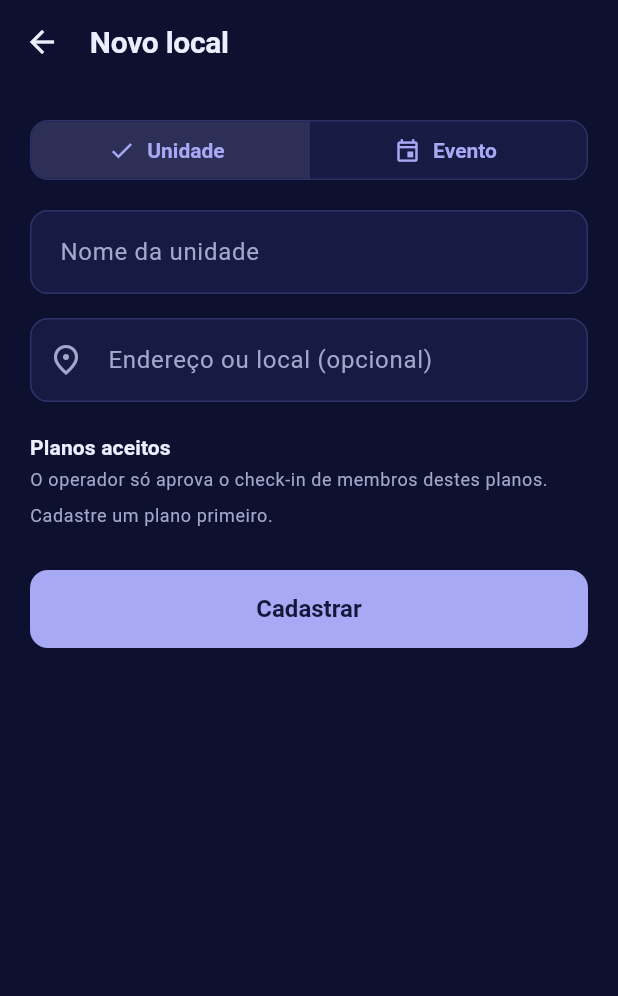
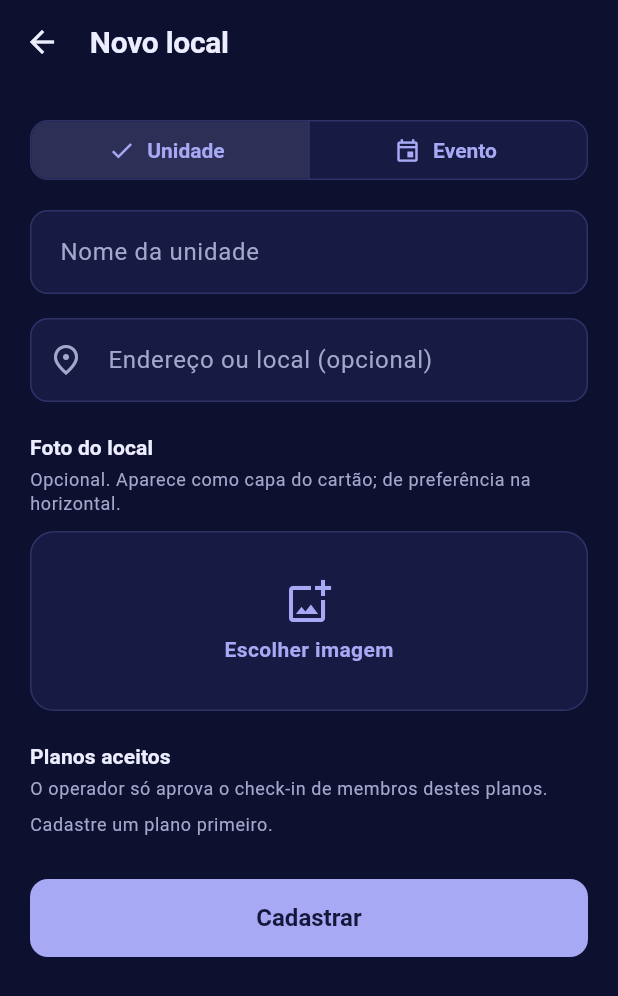
Before and after one commit to CaminiJulia/HADS_JuliaVeiga_MembroPass, a Flutter app: the TelaFormularioUnidade screen opened directly with empty values, on a phone screen of 412 x 824 dp. Shown: the top 996 px of the screen. Run offline on Flutter 3.47's test engine with Material 3 defaults, Android fonts, the phone set to English and light mode, and no system bars; our stand-ins replace flutter_colorpicker, flutter_svg, image_picker.

Commit message:
feat: imagem de capa nas unidades e eventos
- Colunas imagem e imagem_tipo em unidade_evento (PNG ou JPEG, até 512 KB)
- API: imagem ao criar e editar (ausente mantém, null remove)
- App: "Foto do local" / "Banner do evento" no formulário, com prévia e
  botões de trocar e remover; na lista, a imagem vira a capa do cartão

Co-Authored-By: Claude Opus 5.5 <noreply@anthropic.com>

```diff
--- a/app/lib/features/unidades/domain/unidade_evento.dart
+++ b/app/lib/features/unidades/domain/unidade_evento.dart
@@ -1,3 +1,6 @@
+import 'dart:convert';
+import 'dart:typed_data';
+
 import '../../../core/formatacao/datas.dart';
 
 enum TipoLocal { unidade, evento }
@@ -15,6 +18,8 @@ class UnidadeEvento {
     this.localizacao,
     this.dataInicio,
     this.dataFim,
+    this.imagem,
+    this.imagemTipo,
   });
 
   factory UnidadeEvento.deJson(Map<String, dynamic> json) => UnidadeEvento(
@@ -25,6 +30,8 @@ class UnidadeEvento {
     dataInicio: Datas.daApi(json['dataInicio'] as String?),
     dataFim: Datas.daApi(json['dataFim'] as String?),
     planoIds: [for (final id in json['planoIds'] as List) id as String],
+    imagem: json['imagem'] == null ? null : base64Decode(json['imagem'] as String),
+    imagemTipo: json['imagemTipo'] as String?,
   );
 
   final String id;
@@ -38,6 +45,10 @@ class UnidadeEvento {
 
   /// Planos aceitos neste local; o check-in recusa os demais (RF10).
   final List<String> planoIds;
+
+  /// Foto do local ou banner do evento (PNG ou JPEG), usada como capa.
+  final Uint8List? imagem;
+  final String? imagemTipo;
 
   bool get evento => tipo == TipoLocal.evento;
 
@@ -66,6 +77,9 @@ class DadosUnidadeEvento {
     this.localizacao,
     this.dataInicio,
     this.dataFim,
+    this.manterImagem = true,
+    this.imagem,
+    this.imagemTipo,
   });
 
   final String nome;
@@ -75,6 +89,11 @@ class DadosUnidadeEvento {
   final DateTime? dataFim;
   final List<String> planoIds;
 
+  /// `true` mantém a imagem atual; senão, [imagem] é a nova (ou `null` para remover).
+  final bool manterImagem;
+  final Uint8List? imagem;
+  final String? imagemTipo;
+
   Map<String, Object?> paraJson() => {
     'nome': nome,
     'tipo': tipo == TipoLocal.evento ? 'EVENTO' : 'UNIDADE',
@@ -82,6 +101,10 @@ class DadosUnidadeEvento {
     'dataInicio': dataInicio == null ? null : Datas.paraApi(dataInicio!),
     'dataFim': dataFim == null ? null : Datas.paraApi(dataFim!),
     'planoIds': planoIds,
+    if (!manterImagem) ...{
+      'imagem': imagem == null ? null : base64Encode(imagem!),
+      'imagemTipo': imagem == null ? null : imagemTipo,
+    },
   };
 }
 
--- a/app/lib/features/unidades/presentation/tela_formulario_unidade.dart
+++ b/app/lib/features/unidades/presentation/tela_formulario_unidade.dart
@@ -1,4 +1,6 @@
 import 'package:flutter/material.dart';
+import 'package:flutter/services.dart';
+import 'package:image_picker/image_picker.dart';
 import 'package:provider/provider.dart';
 
 import '../../../core/formatacao/datas.dart';
@@ -36,6 +38,12 @@ class _TelaFormularioUnidadeState extends State<TelaFormularioUnidade> {
         }
       : {...widget.local!.planoIds};
 
+  late Uint8List? _imagem = widget.local?.imagem;
+  late String? _imagemTipo = widget.local?.imagemTipo;
+  bool _imagemAlterada = false;
+
+  static const _tamanhoMaximoImagem = 512 * 1024;
+
   bool _salvando = false;
   String? _erro;
 
@@ -68,6 +76,33 @@ class _TelaFormularioUnidadeState extends State<TelaFormularioUnidade> {
     });
   }
 
+  Future<void> _escolherImagem() async {
+    final arquivo = await ImagePicker().pickImage(
+      source: ImageSource.gallery,
+      maxWidth: 1200,
+      maxHeight: 800,
+      imageQuality: 80,
+    );
+    if (arquivo == null) return;
+    final bytes = await arquivo.readAsBytes();
+    if (!mounted) return;
+    if (bytes.length > _tamanhoMaximoImagem) {
+      avisar(context, 'A imagem pode ter no máximo 512 KB.');
+      return;
+    }
+    setState(() {
+      _imagem = bytes;
+      _imagemTipo = arquivo.name.toLowerCase().endsWith('.png') ? 'image/png' : 'image/jpeg';
+      _imagemAlterada = true;
+    });
+  }
+
+  void _removerImagem() => setState(() {
+    _imagem = null;
+    _imagemTipo = null;
+    _imagemAlterada = true;
+  });
+
   Future<void> _salvar() async {
     if (_salvando || !_formulario.currentState!.validate()) return;
     final evento = _tipo == TipoLocal.evento;
@@ -93,6 +128,9 @@ class _TelaFormularioUnidadeState extends State<TelaFormularioUnidade> {
       dataInicio: evento ? _inicio : null,
       dataFim: evento ? _fim : null,
       planoIds: _planoIds.toList(),
+      manterImagem: !_imagemAlterada,
+      imagem: _imagem,
+      imagemTipo: _imagemTipo,
     );
     final repositorio = context.read<UnidadesRepositorio>();
     try {
@@ -165,6 +203,20 @@ class _TelaFormularioUnidadeState extends State<TelaFormularioUnidade> {
                         counterText: '',
                       ),
                     ),
+                    const SizedBox(height: 20),
+                    Text(evento ? 'Banner do evento' : 'Foto do local', style: titulo),
+                    const SizedBox(height: 4),
+                    Text(
+                      'Opcional. Aparece como capa do cartão; de preferência na horizontal.',
+                      style: texto.bodySmall?.copyWith(color: Cores.textoSecundario),
+                    ),
+                    const SizedBox(height: 10),
+                    _CampoImagem(
+                      imagem: _imagem,
+                      habilitado: !_salvando,
+                      aoEscolher: _escolherImagem,
+                      aoRemover: _removerImagem,
+                    ),
                     if (evento) ...[
                       const SizedBox(height: 20),
                       Text('Período do evento', style: titulo),
@@ -221,3 +273,100 @@ class _TelaFormularioUnidadeState extends State<TelaFormularioUnidade> {
     );
   }
 }
+
+/// Prévia da capa (16:7) com os botões de escolher, trocar e remover.
+class _CampoImagem extends StatelessWidget {
+  const _CampoImagem({
+    required this.imagem,
+    required this.habilitado,
+    required this.aoEscolher,
+    required this.aoRemover,
+  });
+
+  final Uint8List? imagem;
+  final bool habilitado;
+  final VoidCallback aoEscolher;
+  final VoidCallback aoRemover;
+
+  @override
+  Widget build(BuildContext context) {
+    final raio = BorderRadius.circular(16);
+    if (imagem == null) {
+      return InkWell(
+        key: const Key('botao-imagem-local'),
+        onTap: habilitado ? aoEscolher : null,
+        borderRadius: raio,
+        child: Container(
+          height: 120,
+          decoration: BoxDecoration(
+            color: Cores.superficie,
+            borderRadius: raio,
+            border: Border.all(color: Cores.borda),
+          ),
+          child: const Column(
+            mainAxisAlignment: MainAxisAlignment.center,
+            children: [
+              Icon(Icons.add_photo_alternate_outlined, color: Cores.primaria, size: 32),
+              SizedBox(height: 6),
+              Text(
+                'Escolher imagem',
+                style: TextStyle(color: Cores.primaria, fontWeight: FontWeight.w600),
+              ),
+            ],
+          ),
+        ),
+      );
+    }
+    return ClipRRect(
+      borderRadius: raio,
+      child: Stack(
+        children: [
+          AspectRatio(
+            aspectRatio: 16 / 7,
+            child: Image.memory(imagem!, fit: BoxFit.cover, width: double.infinity),
+          ),
+          Positioned(
+            right: 8,
+            bottom: 8,
+            child: Row(
+              children: [
+                _BotaoSobreImagem(
+                  icone: Icons.edit_outlined,
+                  dica: 'Trocar imagem',
+                  aoTocar: habilitado ? aoEscolher : null,
+                ),
+                const SizedBox(width: 8),
+                _BotaoSobreImagem(
+                  icone: Icons.delete_outline,
+                  dica: 'Remover imagem',
+                  aoTocar: habilitado ? aoRemover : null,
+                ),
+              ],
+            ),
+          ),
+        ],
+      ),
+    );
+  }
+}
+
+class _BotaoSobreImagem extends StatelessWidget {
+  const _BotaoSobreImagem({required this.icone, required this.dica, required this.aoTocar});
+
+  final IconData icone;
+  final String dica;
+  final VoidCallback? aoTocar;
+
+  @override
+  Widget build(BuildContext context) {
+    return Material(
+      color: Colors.black.withValues(alpha: 0.55),
+      shape: const CircleBorder(),
+      child: IconButton(
+        tooltip: dica,
+        onPressed: aoTocar,
+        icon: Icon(icone, color: Colors.white, size: 20),
+      ),
+    );
+  }
+}
--- a/app/lib/features/unidades/presentation/tela_unidades.dart
+++ b/app/lib/features/unidades/presentation/tela_unidades.dart
@@ -245,10 +245,20 @@ class _CartaoLocal extends StatelessWidget {
     final situacao = local.situacao(hoje);
     final localizacao = local.localizacao;
 
+    final imagem = local.imagem;
     return CartaoItem(
       aoTocar: aoEditar,
       esmaecido: situacao == SituacaoEvento.encerrado,
-      child: Padding(
+      child: Column(
+        crossAxisAlignment: CrossAxisAlignment.stretch,
+        children: [
+          // Capa: foto do local ou banner do evento.
+          if (imagem != null)
+            AspectRatio(
+              aspectRatio: 16 / 7,
+              child: Image.memory(imagem, fit: BoxFit.cover, semanticLabel: 'Imagem de ${local.nome}'),
+            ),
+          Padding(
             padding: const EdgeInsets.fromLTRB(14, 14, 4, 14),
             child: Row(
               crossAxisAlignment: CrossAxisAlignment.start,
@@ -292,6 +302,8 @@ class _CartaoLocal extends StatelessWidget {
                 ),
               ],
             ),
+          ),
+        ],
       ),
     );
   }
```
Also changed, not shown: app/lib/features/unidades/data/unidades_repositorio_mock.dart (+5 -2 lines), 5 other files. Lines whose indentation alone changed are shown as unchanged.
